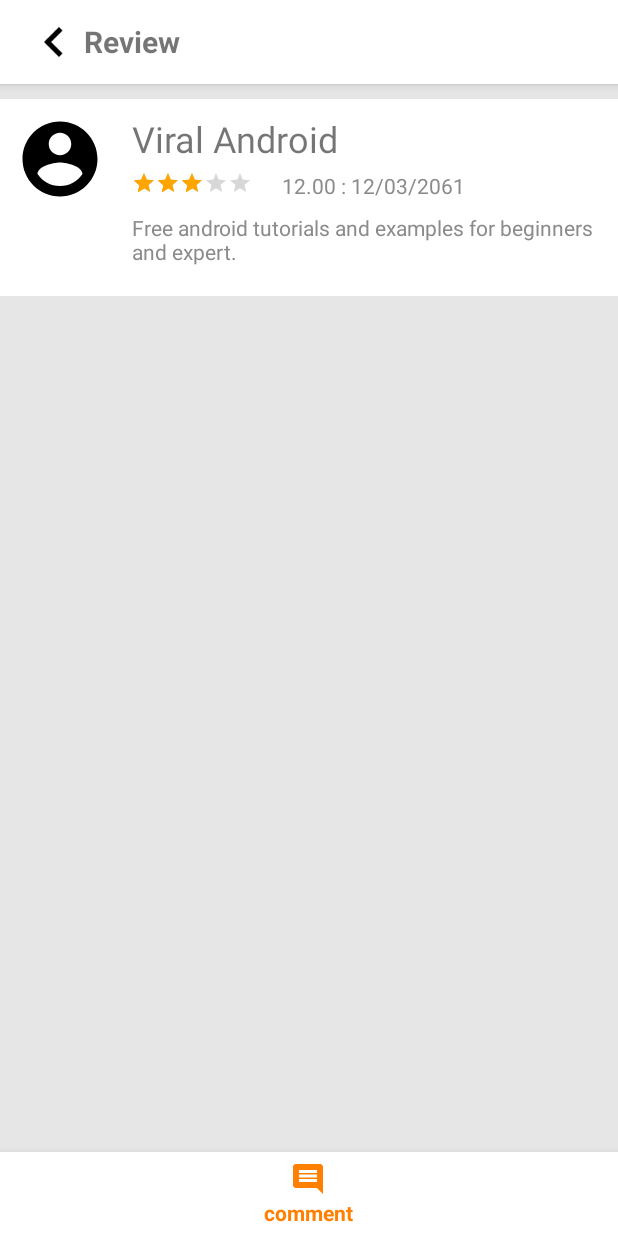
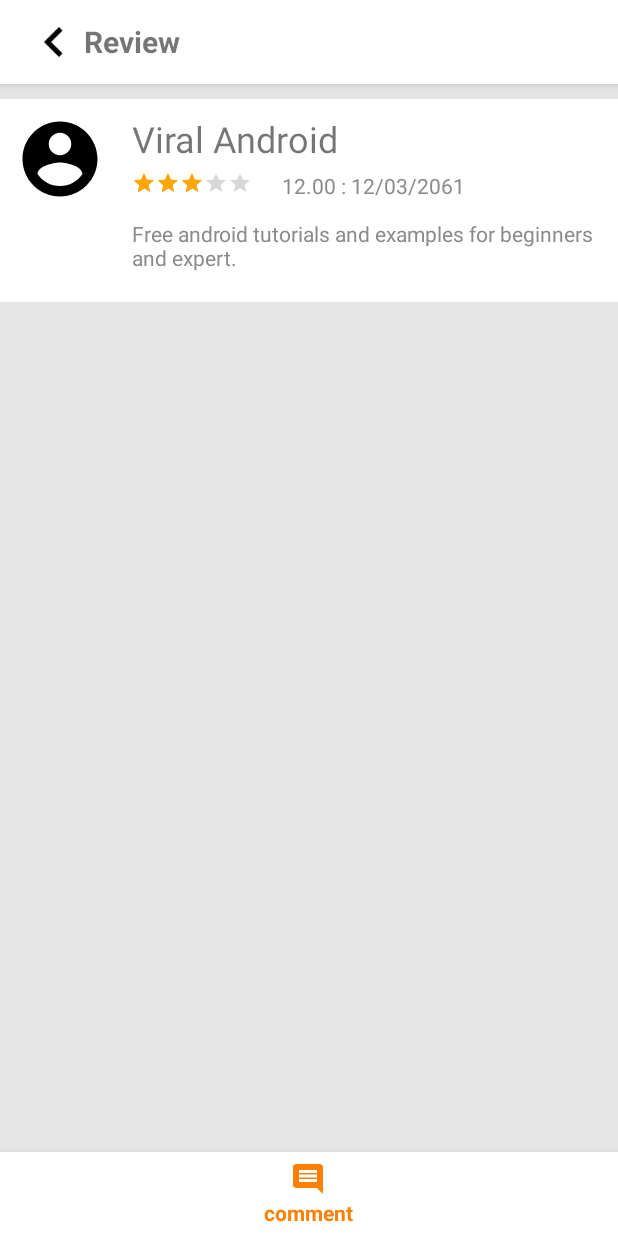
Before and after one commit to llsit/coffees, an Android app: the review_display_activity screen opened directly, with no data from a screen before it, on a phone screen of 412 x 824 dp. Run offline under Robolectric (Android 15) with nearby library versions, the phone set to English and light mode, and no system bars; our stand-ins replace Firebase (no records; nobody signed in at launch, a user with empty details on screens opened directly); 1 statement that could not run was skipped.

Commit message:
display review not success

```diff
--- a/app/src/main/java/com/cmu/nuts/coffee9/main/data_shop/DetailDataShopFragment.java
+++ b/app/src/main/java/com/cmu/nuts/coffee9/main/data_shop/DetailDataShopFragment.java
@@ -43,7 +43,7 @@ public class DetailDataShopFragment extends Fragment {
             shopID = getArguments().getString("shop_ID");
             text = view.findViewById(R.id.location_shop);
 //
-            getdatashop(shopID);
+            getdatashop();
 
         }
 
@@ -53,7 +53,7 @@ public class DetailDataShopFragment extends Fragment {
         return view;
     }
 
-    public void getdatashop(String shopID){
+    public void getdatashop(){
 
         databaseReference = FirebaseDatabase.getInstance().getReference()
                 .child(Shop.tag).child(shopID);
--- a/app/src/main/java/com/cmu/nuts/coffee9/main/review/review_display_activity.java
+++ b/app/src/main/java/com/cmu/nuts/coffee9/main/review/review_display_activity.java
@@ -1,22 +1,71 @@
 package com.cmu.nuts.coffee9.main.review;
 
+import android.content.Intent;
 import android.os.Bundle;
-import android.support.design.widget.FloatingActionButton;
-import android.support.design.widget.Snackbar;
 import android.support.v7.app.AppCompatActivity;
 import android.support.v7.widget.Toolbar;
-import android.view.View;
+import android.util.Log;
+import android.widget.RatingBar;
+import android.widget.TextView;
 
 import com.cmu.nuts.coffee9.R;
+import com.cmu.nuts.coffee9.model.Review;
+import com.google.firebase.database.DataSnapshot;
+import com.google.firebase.database.DatabaseError;
+import com.google.firebase.database.DatabaseReference;
+import com.google.firebase.database.FirebaseDatabase;
+import com.google.firebase.database.ValueEventListener;
 
 public class review_display_activity extends AppCompatActivity {
 
+    private String shop_ID;
+    private String review_ID;
+
+    private TextView reviewer;
+    private TextView datetime;
+    private TextView description;
+    private RatingBar star;
     @Override
     protected void onCreate(Bundle savedInstanceState) {
         super.onCreate(savedInstanceState);
         setContentView(R.layout.activity_review_display_activity);
-        Toolbar toolbar = (Toolbar) findViewById(R.id.toolbar);
+        Toolbar toolbar = findViewById(R.id.toolbar_display_review);
         setSupportActionBar(toolbar);
+
+        Intent intent = getIntent();
+        shop_ID = intent.getStringExtra("shopID");
+        review_ID = intent.getStringExtra("reviewID");
+
+        reviewer = findViewById(R.id.display_review_name_reviewer);
+        datetime = findViewById(R.id.display_review_datetime);
+        description = findViewById(R.id.display_review_description);
+        star = findViewById(R.id.display_review_ratingBar);
+
+//        reviewer.setText(shop_ID);
+//        datetime.setText(review_ID);
+
+
+        getDataReview();
+    }
+
+    private void getDataReview() {
+        DatabaseReference mdatabase = FirebaseDatabase.getInstance().getReference(Review.tag).child(shop_ID).child(review_ID);
+        mdatabase.addValueEventListener(new ValueEventListener() {
+            @Override
+            public void onDataChange(DataSnapshot dataSnapshot) {
+                Review review = dataSnapshot.getValue(Review.class);
+//                reviewer.setText(review.);
+                assert review != null;
+                datetime.setText(review.getDatetime());
+//                description.setText(review.getDetail());
+//                star.setRating(Float.parseFloat(review.getStar()));
+            }
+
+            @Override
+            public void onCancelled(DatabaseError databaseError) {
+                Log.w("Review Data", "Failed to get database", databaseError.toException());
+            }
+        });
 
     }
 
--- a/app/src/main/res/layout/activity_review_display_activity.xml
+++ b/app/src/main/res/layout/activity_review_display_activity.xml
@@ -53,7 +53,7 @@
                 android:src="@drawable/ic_profile" />
 
             <TextView
-                android:id="@+id/displat_review_name_reviewer"
+                android:id="@+id/display_review_name_reviewer"
                 android:layout_width="wrap_content"
                 android:layout_height="wrap_content"
                 android:layout_alignParentTop="true"
@@ -63,33 +63,33 @@
                 android:textSize="24sp" />
 
             <RatingBar
-                android:id="@+id/item_review_ratingBar"
+                android:id="@+id/display_review_ratingBar"
                 style="?android:attr/ratingBarStyleSmall"
                 android:layout_width="wrap_content"
                 android:layout_height="wrap_content"
-                android:layout_below="@+id/displat_review_name_reviewer"
+                android:layout_below="@+id/display_review_name_reviewer"
                 android:layout_toEndOf="@+id/display_review_image"
                 android:numStars="5"
                 android:rating="3.0"
                 android:stepSize="1.0" />
 
             <TextView
-                android:id="@+id/item_review_datetime"
+                android:id="@+id/display_review_datetime"
                 android:layout_width="wrap_content"
                 android:layout_height="wrap_content"
-                android:layout_below="@+id/displat_review_name_reviewer"
+                android:layout_below="@+id/display_review_name_reviewer"
                 android:layout_marginStart="20sp"
-                android:layout_toEndOf="@+id/item_review_ratingBar"
+                android:layout_toEndOf="@+id/display_review_ratingBar"
                 android:text="12.00 : 12/03/2061"
                 android:textColor="#8b8b8b" />
 
             <TextView
-                android:id="@+id/item_review_description"
+                android:id="@+id/display_review_description"
                 android:layout_width="wrap_content"
                 android:layout_height="wrap_content"
-                android:layout_below="@+id/item_review_ratingBar"
+                android:layout_below="@+id/display_review_ratingBar"
                 android:layout_marginBottom="10sp"
-                android:layout_marginTop="12sp"
+                android:layout_marginTop="16sp"
                 android:layout_toEndOf="@+id/display_review_image"
                 android:text="Free android tutorials and examples for beginners and expert."
                 android:textColor="#8b8b8b" />
```
Also changed, not shown: app/src/main/java/com/cmu/nuts/coffee9/main/adapter/ReviewRecyclerAdapter.java (+41 -10 lines), app/src/main/java/com/cmu/nuts/coffee9/main/data_shop/ReviewDataShopFragment.java (+28 -75 lines), app/src/main/res/layout/item_review.xml (+14 -10 lines).
